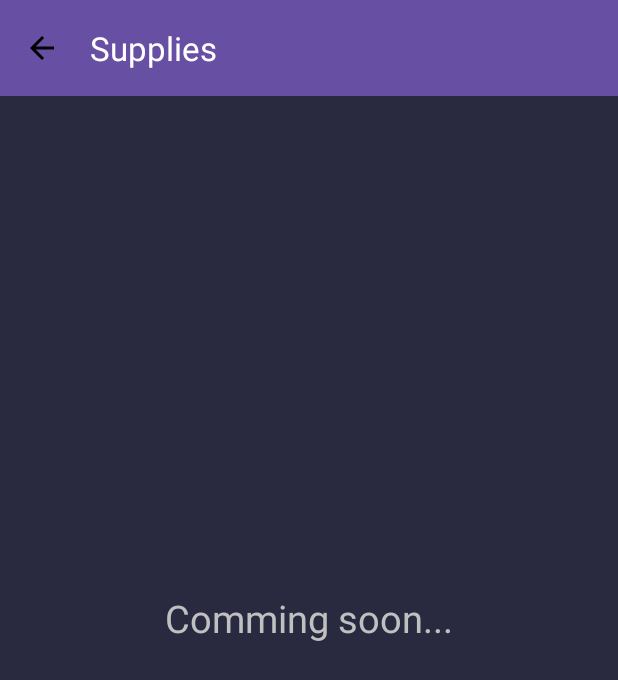
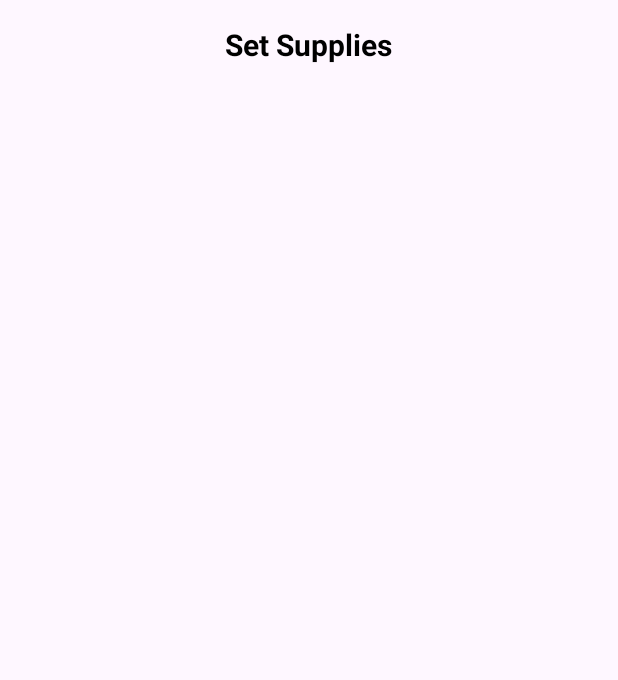
Before and after one commit to mini-projectss/Inventoryapp, an Android app: the SupplyActivity screen opened directly, with no data from a screen before it, on a phone screen of 412 x 824 dp. Shown: the top 680 px of the screen. Run offline under Robolectric (Android 15) with nearby library versions, the phone set to English and light mode, and no system bars; our stand-ins replace Firebase (no records; nobody signed in at launch, a user with empty details on screens opened directly).

Commit message:
added inventory page

```diff
--- a/app/build.gradle.kts
+++ b/app/build.gradle.kts
@@ -41,6 +41,7 @@ dependencies {
     implementation(libs.constraintlayout)
     implementation(libs.firebase.database)
     implementation(libs.work.runtime)
+    implementation(libs.recyclerview)
     testImplementation(libs.junit)
     androidTestImplementation(libs.ext.junit)
     androidTestImplementation(libs.espresso.core)
--- a/app/src/main/java/com/example/inventory/SupplyActivity.java
+++ b/app/src/main/java/com/example/inventory/SupplyActivity.java
@@ -1,27 +1,62 @@
 package com.example.inventory;
 
-import android.content.Intent;
 import android.os.Bundle;
+import android.os.Handler;
+import androidx.annotation.Nullable;
 import androidx.appcompat.app.AppCompatActivity;
-import androidx.appcompat.widget.Toolbar;
+import androidx.recyclerview.widget.LinearLayoutManager;
+import androidx.recyclerview.widget.RecyclerView;
+
+import com.google.firebase.auth.FirebaseAuth;
+
+import java.util.ArrayList;
+import java.util.List;
 
 public class SupplyActivity extends AppCompatActivity {
+    private RecyclerView recyclerView;
+    private SupplyAdapter adapter;
+    private InventoryDBHelper dbHelper;
+    private List<InventoryItem> supplyItems;
+    private Handler handler;
 
     @Override
-    protected void onCreate(Bundle savedInstanceState) {
+    protected void onCreate(@Nullable Bundle savedInstanceState) {
         super.onCreate(savedInstanceState);
         setContentView(R.layout.activity_supply);
 
-        Toolbar toolbar = findViewById(R.id.toolbar);
-        setSupportActionBar(toolbar);
-        getSupportActionBar().setDisplayHomeAsUpEnabled(true); // Enable back button
+        dbHelper = new InventoryDBHelper(this, "inventory_" + FirebaseAuth.getInstance().getCurrentUser().getUid() + ".db");
 
-        toolbar.setNavigationOnClickListener(v -> finish()); // Close the activity when back button is clicked
+        recyclerView = findViewById(R.id.supplyRecyclerView);
+        recyclerView.setLayoutManager(new LinearLayoutManager(this));
+
+        supplyItems = dbHelper.getAllInventoryItems(); // Fetch items from inventory
+        for (InventoryItem item : supplyItems) {
+            item.setSupplyTime(1);  // Default supply time 1 hour
+            item.setSupplyQuantity(10);  // Default supply quantity 10
+        }
+        adapter = new SupplyAdapter(this, supplyItems, dbHelper);
+        recyclerView.setAdapter(adapter);
+
+        handler = new Handler();
+        startSupplyUpdateLoop();
+    }
+
+    private void startSupplyUpdateLoop() {
+        handler.postDelayed(new Runnable() {
+            @Override
+            public void run() {
+                for (InventoryItem item : supplyItems) {
+                    dbHelper.incrementInventoryQuantity(item.getId(), item.getSupplyQuantity());
+                }
+                adapter.notifyDataSetChanged();
+                handler.postDelayed(this, 3600000); // Run every hour
+            }
+        }, 3600000); // Initial delay of 1 hour
     }
 
     @Override
-    public boolean onSupportNavigateUp() {
-        finish(); // Close the activity on navigation up
-        return true;
+    protected void onDestroy() {
+        handler.removeCallbacksAndMessages(null);
+        super.onDestroy();
     }
 }
--- /dev/null
+++ b/app/src/main/java/com/example/inventory/SupplyAdapter.java
@@ -0,0 +1,105 @@
+package com.example.inventory;
+
+import android.content.Context;
+import android.text.Editable;
+import android.text.TextWatcher;
+import android.view.LayoutInflater;
+import android.view.View;
+import android.view.ViewGroup;
+import android.widget.EditText;
+import android.widget.TextView;
+
+import androidx.annotation.NonNull;
+import androidx.recyclerview.widget.RecyclerView;
+
+import java.util.List;
+
+public class SupplyAdapter extends RecyclerView.Adapter<SupplyAdapter.SupplyViewHolder> {
+    private Context context;
+    private List<InventoryItem> supplyItems;
+    private InventoryDBHelper dbHelper;
+
+    public SupplyAdapter(Context context, List<InventoryItem> supplyItems, InventoryDBHelper dbHelper) {
+        this.context = context;
+        this.supplyItems = supplyItems;
+        this.dbHelper = dbHelper;
+    }
+
+    @NonNull
+    @Override
+    public SupplyViewHolder onCreateViewHolder(@NonNull ViewGroup parent, int viewType) {
+        View view = LayoutInflater.from(context).inflate(R.layout.item_supply, parent, false);
+        return new SupplyViewHolder(view);
+    }
+
+    @Override
+    public void onBindViewHolder(@NonNull SupplyViewHolder holder, int position) {
+        InventoryItem item = supplyItems.get(position);
+        holder.nameTextView.setText(item.getName());
+        holder.quantityEditText.setText(String.valueOf(item.getSupplyQuantity()));
+        holder.timeEditText.setText(String.valueOf(item.getSupplyTime()));
+
+        holder.quantityEditText.addTextChangedListener(new TextWatcher() {
+            @Override
+            public void beforeTextChanged(CharSequence s, int start, int count, int after) {
+                // No action needed before text is changed
+            }
+
+            @Override
+            public void onTextChanged(CharSequence s, int start, int before, int count) {
+                // No action needed during text change
+            }
+
+            @Override
+            public void afterTextChanged(Editable s) {
+                try {
+                    int quantity = Integer.parseInt(s.toString());
+                    item.setSupplyQuantity(quantity);
+                    dbHelper.updateSupplyQuantity(item.getId(), quantity);
+                } catch (NumberFormatException e) {
+                    // Handle case where input is invalid or empty
+                }
+            }
+        });
+
+        holder.timeEditText.addTextChangedListener(new TextWatcher() {
+            @Override
+            public void beforeTextChanged(CharSequence s, int start, int count, int after) {
+                // No action needed before text is changed
+            }
+
+            @Override
+            public void onTextChanged(CharSequence s, int start, int before, int count) {
+                // No action needed during text change
+            }
+
+            @Override
+            public void afterTextChanged(Editable s) {
+                try {
+                    int time = Integer.parseInt(s.toString());
+                    item.setSupplyTime(time);
+                    dbHelper.updateSupplyTime(item.getId(), time);
+                } catch (NumberFormatException e) {
+                    // Handle case where input is invalid or empty
+                }
+            }
+        });
+    }
+
+    @Override
+    public int getItemCount() {
+        return supplyItems.size();
+    }
+
+    public static class SupplyViewHolder extends RecyclerView.ViewHolder {
+        TextView nameTextView;
+        EditText quantityEditText, timeEditText;
+
+        public SupplyViewHolder(@NonNull View itemView) {
+            super(itemView);
+            nameTextView = itemView.findViewById(R.id.supplyItemName);
+            quantityEditText = itemView.findViewById(R.id.supplyQuantity);
+            timeEditText = itemView.findViewById(R.id.supplyTime);
+        }
+    }
+}
--- a/app/src/main/res/layout/activity_supply.xml
+++ b/app/src/main/res/layout/activity_supply.xml
@@ -1,28 +1,22 @@
 <?xml version="1.0" encoding="utf-8"?>
-<androidx.coordinatorlayout.widget.CoordinatorLayout
-    xmlns:android="http://schemas.android.com/apk/res/android"
-    xmlns:app="http://schemas.android.com/apk/res-auto"
+<LinearLayout xmlns:android="http://schemas.android.com/apk/res/android"
     android:layout_width="match_parent"
     android:layout_height="match_parent"
-    android:background="#292940">
+    android:orientation="vertical"
+    android:padding="16dp">
 
-    <androidx.appcompat.widget.Toolbar
-        android:id="@+id/toolbar"
-        android:layout_width="match_parent"
-        android:layout_height="?attr/actionBarSize"
-        android:background="?attr/colorPrimary"
-        android:theme="@style/ThemeOverlay.AppCompat.Dark.ActionBar"
-        app:title="Supplies"
-        app:popupTheme="@style/ThemeOverlay.AppCompat.Light"
-        app:navigationIcon="@drawable/baseline_arrow_back_24" /> <!-- Add back button icon -->
 
-    <!-- Add your inventory views here -->
     <TextView
         android:layout_width="wrap_content"
         android:layout_height="wrap_content"
-        android:text="Comming soon..."
         android:layout_gravity="center"
-        android:textColor="#C1C0C0"
-        android:textSize="25dp"/>
+        android:text="Set Supplies"
+        android:textColor="@color/black"
+        android:textSize="20sp"
+        android:textStyle="bold" />
 
-</androidx.coordinatorlayout.widget.CoordinatorLayout>
+    <androidx.recyclerview.widget.RecyclerView
+        android:id="@+id/supplyRecyclerView"
+        android:layout_width="match_parent"
+        android:layout_height="match_parent" />
+</LinearLayout>
--- a/gradle/libs.versions.toml
+++ b/gradle/libs.versions.toml
@@ -10,6 +10,7 @@ constraintlayout = "2.1.4"
 firebaseAuth = "23.0.0"
 firebaseDatabase = "21.0.0"
 workRuntime = "2.9.1"
+recyclerview = "1.3.2"
 
 [libraries]
 junit = { group = "junit", name = "junit", version.ref = "junit" }
@@ -22,6 +23,7 @@ constraintlayout = { group = "androidx.constraintlayout", name = "constraintlayo
 firebase-auth = { group = "com.google.firebase", name = "firebase-auth", version.ref = "firebaseAuth" }
 firebase-database = { group = "com.google.firebase", name = "firebase-database", version.ref = "firebaseDatabase" }
 work-runtime = { group = "androidx.work", name = "work-runtime", version.ref = "workRuntime" }
+recyclerview = { group = "androidx.recyclerview", name = "recyclerview", version.ref = "recyclerview" }
 
 [plugins]
 android-application = { id = "com.android.application", version.ref = "agp" }
```
Also changed, not shown: app/src/main/java/com/example/inventory/InventoryDBHelper.java (+24 -0 lines), app/src/main/java/com/example/inventory/InventoryItem.java (+21 -0 lines), app/src/main/res/layout/item_supply.xml (+15 -20 lines).
